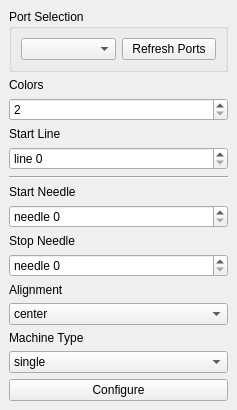
Before: the Qt Designer form software/python/ayab/plugins/ayab_plugin/ayab_options.ui in AllYarnsAreBeautiful/ayab-desktop, drawn with Qt 5.
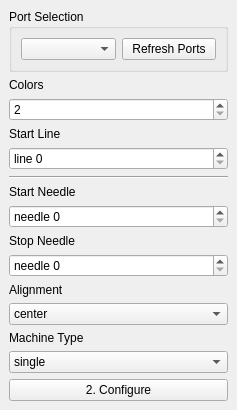
After: the same form once the commit is applied.

Commit message: disabled UI elements if not needed in current state

The edit to the form file:
```diff
--- a/software/python/ayab/plugins/ayab_plugin/ayab_options.ui
+++ b/software/python/ayab/plugins/ayab_plugin/ayab_options.ui
@@ -177,7 +177,7 @@
     <item>
      <widget class="QPushButton" name="configure_button">
       <property name="text">
-       <string>Configure</string>
+       <string>2. Configure</string>
       </property>
      </widget>
     </item>
```
The commit also changes 5 other files.
